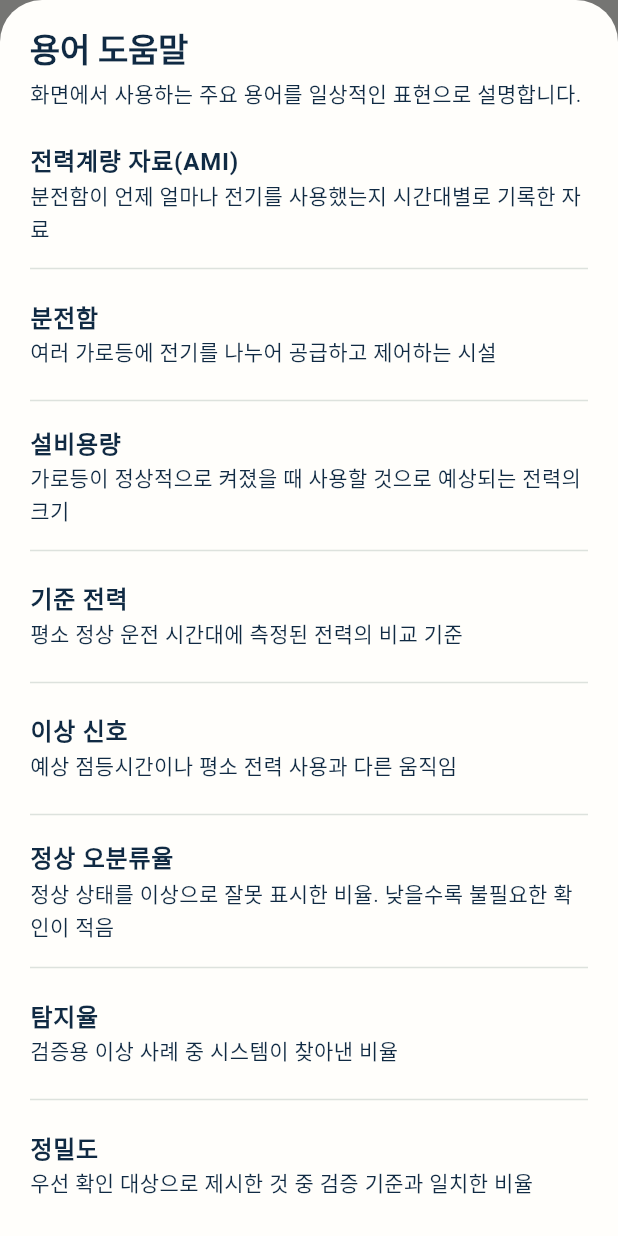
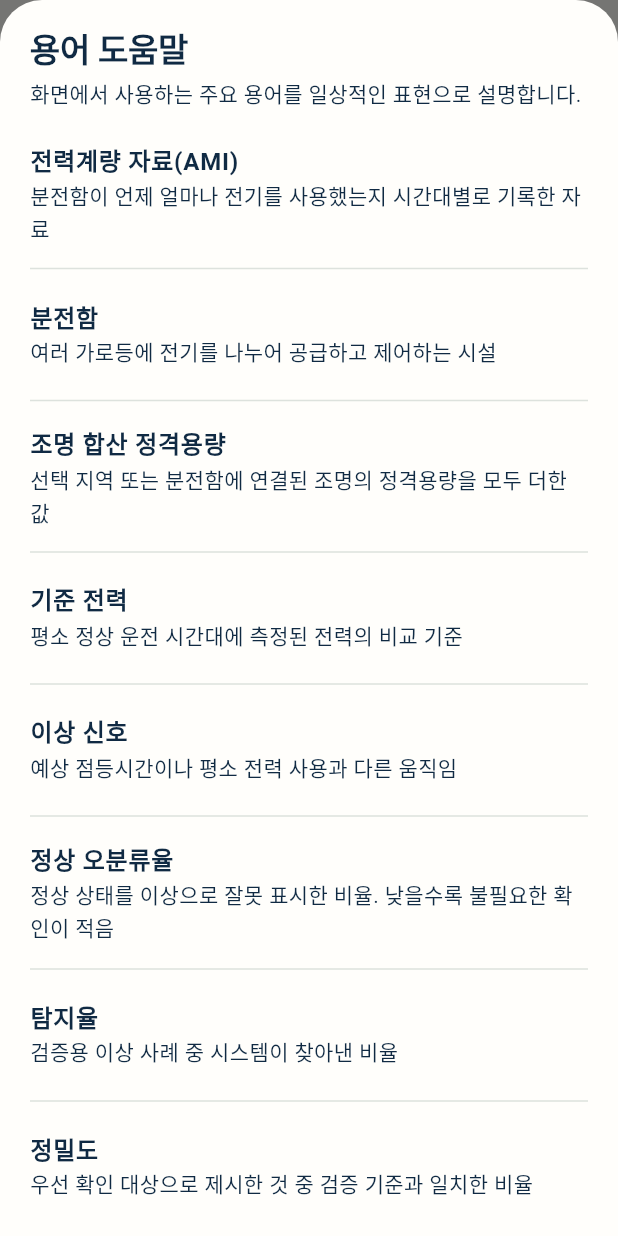
Before and after one commit to good5229/AMI_2026, a Flutter app: the AmiValidationScreen screen opened by its route, scrolled down 1728 dp, after a tap on the "help outline" icon, on a phone screen of 412 x 824 dp. Run offline on Flutter 3.47's test engine with Material 3 defaults, Android fonts, the phone set to English and light mode, and no system bars; our stand-ins replace flutter_map, flutter_riverpod, go_router, latlong2; missing offline and left inert: dart:html; Roboto replaces fonts that are missing (Noto Sans KR).

Commit message:
refactor: clarify operational terminology

```diff
--- a/lightguard_app/lib/core/presentation/operational_copy.dart
+++ b/lightguard_app/lib/core/presentation/operational_copy.dart
@@ -1,11 +1,11 @@
 import '../../data/models/lightguard_models.dart';
 
 String operationalStatusLabel(InspectionStatus status) => switch (status) {
-      InspectionStatus.normal => '정상 범위',
-      InspectionStatus.observe => '추적 관찰',
-      InspectionStatus.inspectionRecommended => '현장 확인 권고',
-      InspectionStatus.priorityInspection => '우선 확인 필요',
-      InspectionStatus.dataCheckRequired => '데이터 품질 확인 필요',
+      InspectionStatus.normal => '특이 신호 없음',
+      InspectionStatus.observe => '추적 관찰 대상',
+      InspectionStatus.inspectionRecommended => '현장점검 검토 대상',
+      InspectionStatus.priorityInspection => '우선 확인 대상',
+      InspectionStatus.dataCheckRequired => '자료 상태 확인 필요',
     };
 
 String operationalSignalTitle(DetectedSignal? signal) {
--- a/lightguard_app/lib/core/widgets/app_scaffold.dart
+++ b/lightguard_app/lib/core/widgets/app_scaffold.dart
@@ -210,14 +210,16 @@ class _GlossarySheet extends StatelessWidget {
   static const terms = <(String, String)>[
     ('전력계량 자료(AMI)', '분전함이 언제 얼마나 전기를 사용했는지 시간대별로 기록한 자료'),
     ('분전함', '여러 가로등에 전기를 나누어 공급하고 제어하는 시설'),
-    ('설비용량', '가로등이 정상적으로 켜졌을 때 사용할 것으로 예상되는 전력의 크기'),
+    ('조명 합산 정격용량', '선택 지역 또는 분전함에 연결된 조명의 정격용량을 모두 더한 값'),
     ('기준 전력', '평소 정상 운전 시간대에 측정된 전력의 비교 기준'),
     ('이상 신호', '예상 점등시간이나 평소 전력 사용과 다른 움직임'),
     ('정상 오분류율', '정상 상태를 이상으로 잘못 표시한 비율. 낮을수록 불필요한 확인이 적음'),
     ('탐지율', '검증용 이상 사례 중 시스템이 찾아낸 비율'),
     ('정밀도', '우선 확인 대상으로 제시한 것 중 검증 기준과 일치한 비율'),
     ('검증용 모의 신호', '실제 고장자료가 없을 때 판정 동작을 시험하려고 의도적으로 만든 전력 변화'),
-    ('현장 확인 필요', '고장 확정이 아니라 담당자가 원격 또는 현장에서 확인해야 하는 후보'),
+    ('우선 확인 대상', '운전 기준과 다른 신호가 뚜렷해 담당자가 먼저 원격 확인할 분전함'),
+    ('현장점검 검토 대상', '원격 확인 결과에 따라 현장점검 여부를 결정할 분전함'),
+    ('추적 관찰 대상', '즉시 출동보다 다음 운전 주기의 신호 변화를 계속 살펴볼 분전함'),
   ];
 
   @override
--- a/lightguard_app/lib/features/ami_validation/ami_validation_screen.dart
+++ b/lightguard_app/lib/features/ami_validation/ami_validation_screen.dart
@@ -6,7 +6,7 @@ import '../../data/repositories/lightguard_repository.dart';
 
 class AmiValidationScreen extends ConsumerWidget {
   const AmiValidationScreen({super.key});
-  static const disclaimer = '가명 처리된 실제 전력계량 자료에서 찾은 확인 후보입니다. 실제 고장 여부는 정비 이력 또는 현장 확인이 필요합니다.';
+  static const disclaimer = '이 화면은 지역 선택과 별도로 제공된 가명 전력계량 자료의 이상 신호를 보여줍니다. 실제 고장 여부는 정비 이력 또는 현장 확인으로 확정해야 합니다.';
 
   @override
   Widget build(BuildContext context, WidgetRef ref) {
@@ -18,7 +18,7 @@ class AmiValidationScreen extends ConsumerWidget {
         final featured = events.where(_isFeatured).toList(growable: false);
         final excessKwh = events.fold<double>(0, (sum, event) => sum + event.estimatedExcessKwh);
         return LightguardShell(
-          title: '전력계량 이상 신호 분석',
+          title: '전력계량 이상 신호 근거',
           child: ListView(
             padding: const EdgeInsets.all(12),
             children: [
@@ -29,17 +29,17 @@ class AmiValidationScreen extends ConsumerWidget {
                   child: Column(crossAxisAlignment: CrossAxisAlignment.start, children: [
                     const Wrap(spacing: 8, runSpacing: 8, children: [
                       StatusBadge(type: BadgeType.realAmi, label: '가명 처리 전력계량 자료'),
-                      StatusBadge(type: BadgeType.validation, label: '현장 미확인 점검 후보'),
+                      StatusBadge(type: BadgeType.validation, label: '고장 여부 미확인 이상 신호'),
                     ]),
                     const SizedBox(height: 12),
-                    Text('확인 후보 ${events.length}건', style: Theme.of(context).textTheme.titleLarge),
+                    Text('현장 확인 전 이상 신호 ${events.length}건', style: Theme.of(context).textTheme.titleLarge),
                     const SizedBox(height: 6),
-                    Text('추정 초과 사용량 합계 ${excessKwh.toStringAsFixed(3)} kWh'),
+                    Text('정상 비교값 대비 추정 초과 전력사용량 합계 ${excessKwh.toStringAsFixed(3)} kWh'),
                   ]),
                 ),
               ),
               const SizedBox(height: 12),
-              Text('대표 분석 사례', style: Theme.of(context).textTheme.titleLarge),
+              Text('대표 이상 신호 비교', style: Theme.of(context).textTheme.titleLarge),
               const SizedBox(height: 4),
               const Text('정상 시간대와 실제 관측값의 차이를 비교합니다.'),
               const SizedBox(height: 10),
@@ -48,7 +48,7 @@ class AmiValidationScreen extends ConsumerWidget {
                 return Wrap(spacing: 12, runSpacing: 12, children: [for (final event in featured) SizedBox(width: width, child: _CaseCard(event: event))]);
               }),
               const SizedBox(height: 20),
-              Text('전체 확인 후보 ${events.length}건', style: Theme.of(context).textTheme.titleLarge),
+              Text('전체 이상 신호 ${events.length}건', style: Theme.of(context).textTheme.titleLarge),
               const SizedBox(height: 8),
               for (final event in events) _EventCard(event: event),
               const SizedBox(height: 8),
@@ -87,11 +87,11 @@ class _CaseCard extends StatelessWidget {
           _bar('실제 관측 최대값', event.peakCurrentA, event.peakCurrentA, true),
           _bar('점등 시간대 정상 비교값', event.onBaselineA, event.peakCurrentA, false),
           const Divider(height: 24),
-          _kv('최대 활성 비율', '${(event.maxActivation * 100).toStringAsFixed(1)}%'),
-          _kv('활성 전류선', _phaseLabel(event.activePhases)),
-          _kv('추정 초과 사용량', '${event.estimatedExcessKwh.toStringAsFixed(3)} kWh'),
-          _kv('신호 형태 일치 수준', _confidenceLabel(event.patternConfidence)),
-          _kv('현장 판정 상태', '현장 미확인 점검 후보'),
+          _kv('탐지 기준 대비 최대 신호 비율', '${(event.maxActivation * 100).toStringAsFixed(1)}%'),
+          _kv('신호가 확인된 전류선', _phaseLabel(event.activePhases)),
+          _kv('정상 대비 추정 초과 전력사용량', '${event.estimatedExcessKwh.toStringAsFixed(3)} kWh'),
+          _kv('이상 신호 형태 일치 수준', _confidenceLabel(event.patternConfidence)),
+          _kv('고장 확인 여부', '현장 확인 전'),
         ]),
       ),
     );
@@ -106,14 +106,14 @@ class _EventCard extends StatelessWidget {
     child: ExpansionTile(
       leading: const Icon(Icons.bolt_outlined),
       title: Text('${event.meterId} · ${_eventLabel(event.eventType)}'),
-      subtitle: Text('${event.firstSample} · ${event.durationMin}분 · ${(event.maxActivation * 100).toStringAsFixed(1)}%'),
+      subtitle: Text('${event.firstSample} · 지속 ${event.durationMin}분 · 최대 신호 ${(event.maxActivation * 100).toStringAsFixed(1)}%'),
       childrenPadding: const EdgeInsets.fromLTRB(16, 0, 16, 16),
       expandedCrossAxisAlignment: CrossAxisAlignment.start,
       children: [
-        _kv('활성 전류선', _phaseLabel(event.activePhases)),
-        _kv('추정 초과 사용량', '${event.estimatedExcessKwh.toStringAsFixed(3)} kWh'),
-        _kv('신호 형태 일치 수준', _confidenceLabel(event.patternConfidence)),
-        _kv('현장 판정 상태', '현장 미확인 점검 후보'),
+        _kv('신호가 확인된 전류선', _phaseLabel(event.activePhases)),
+        _kv('정상 대비 추정 초과 전력사용량', '${event.estimatedExcessKwh.toStringAsFixed(3)} kWh'),
+        _kv('이상 신호 형태 일치 수준', _confidenceLabel(event.patternConfidence)),
+        _kv('고장 확인 여부', '현장 확인 전'),
       ],
     ),
   );
--- a/lightguard_app/lib/features/cabinet_detail/cabinet_detail_screen.dart
+++ b/lightguard_app/lib/features/cabinet_detail/cabinet_detail_screen.dart
@@ -46,8 +46,8 @@ class CabinetDetailScreen extends ConsumerWidget {
                   '자산 정보',
                   [
                     _kv('연결 가로등 수', '${cabinet.assetInfo.fixtureCount}개'),
-                    _kv('램프 정격', _fixtureLampType(cabinet)),
-                    _kv('총 정격용량',
+                    _kv('연결 조명 규격', _fixtureLampType(cabinet)),
+                    _kv('연결 조명 합산 정격용량',
                         '${cabinet.expectedLoad.ratedPowerW.toStringAsFixed(1)} W'),
                     _kv('설치 위치', _displayLocation(cabinet)),
                     if (cabinet.assetInfo.latitude != null &&
@@ -68,7 +68,7 @@ class CabinetDetailScreen extends ConsumerWidget {
                   ],
                   keySuffix: 'cabinet-section-summary-a'),
               const SizedBox(height: 8),
-              _section('예상 운전 기준', [
+              _section('예상 점등·소등 기준', [
                 _kv('일출', cabinet.expectedSchedule.sunrise),
                 _kv('일몰', cabinet.expectedSchedule.sunset),
                 _kv('시민박명 시작', cabinet.expectedSchedule.civilTwilightStart),
@@ -98,7 +98,7 @@ class CabinetDetailScreen extends ConsumerWidget {
               ]),
               const SizedBox(height: 8),
               _section(
-                '관측 신호 요약',
+                '전력 사용 이상 신호 요약',
                 [
                   const Text(
                     '관측 구간에서 확인된 전력 사용 신호의 최대 수준이며 15분 단위 원본 측정값 전체를 뜻하지는 않습니다.',
@@ -117,21 +117,21 @@ class CabinetDetailScreen extends ConsumerWidget {
                       borderRadius: BorderRadius.circular(8),
                     ),
                     const SizedBox(height: 8),
-                    Text('최대 신호 수준 · ${operationalSignalLevel(signal)}'),
+                    Text('탐지 기준 대비 최대 신호 수준 · ${operationalSignalLevel(signal)}'),
                     const SizedBox(height: 10),
                     const _ActivationLegend(),
                   ],
                   _kv(
-                      '관측 항목',
+                      '확인된 이상 신호',
                       signal == null
-                          ? '우선 확인이 필요한 지속 신호 없음'
+                          ? '지속적으로 확인된 이상 신호 없음'
                           : operationalSignalTitle(signal)),
                 ],
                 keySuffix: 'cabinet-section-summary-c',
               ),
               const SizedBox(height: 8),
               _section(
-                '우선 확인 사유',
+                '점검 우선순위 선정 사유',
                 [
                   _kv('관측 내용', operationalPriorityReason(cabinet)),
                   _kv('적용 판정 기준', operationalCriteria(cabinet)),
@@ -244,13 +244,13 @@ class _ActivationLegend extends StatelessWidget {
         children: [
           _LegendItem(
             color: Color(0xFF0F766E),
-            label: '관측 신호 수준',
+            label: '탐지 기준 대비 신호 수준',
             detail: '탐지 기준 대비 확인된 최대 비율',
           ),
           _LegendItem(
             color: Color(0xFFDDE7E4),
-            label: '기준 잔여 구간',
-            detail: '전체 탐지 기준에서 남은 비율',
+            label: '탐지 기준까지 남은 구간',
+            detail: '전체 탐지 기준에서 아직 충족되지 않은 비율',
           ),
         ],
       );
--- a/lightguard_app/lib/features/dashboard/dashboard_screen.dart
+++ b/lightguard_app/lib/features/dashboard/dashboard_screen.dart
@@ -21,13 +21,13 @@ class DashboardScreen extends ConsumerWidget {
         final region = ref.watch(selectedRegionProvider);
         final isCompact = MediaQuery.sizeOf(context).width < 600;
         final cards = <Widget>[
-          _MetricCard('우선 확인 필요', '${data.countByStatus(InspectionStatus.priorityInspection)}', Icons.error_outline),
-          _MetricCard('현장 확인 권고', '${data.countByStatus(InspectionStatus.inspectionRecommended)}', Icons.warning_amber_rounded),
-          _MetricCard('추적 관찰', '${data.countByStatus(InspectionStatus.observe)}', Icons.remove_red_eye_outlined),
-          _MetricCard('정상 범위', '${data.countByStatus(InspectionStatus.normal)}', Icons.check_circle_outline),
-          _MetricCard('총 분전함', '${data.objects.length}개', Icons.electrical_services),
-          _MetricCard('총 가로등 수', '${data.totalLampCount}개', Icons.lightbulb_outline),
-          _MetricCard('총 정격용량', '${data.totalRatedLoadKw.toStringAsFixed(1)} kW', Icons.bolt),
+          _MetricCard('${region.label} 우선 확인 분전함', '${data.countByStatus(InspectionStatus.priorityInspection)}개', Icons.error_outline),
+          _MetricCard('${region.label} 현장점검 검토 분전함', '${data.countByStatus(InspectionStatus.inspectionRecommended)}개', Icons.warning_amber_rounded),
+          _MetricCard('${region.label} 추적 관찰 분전함', '${data.countByStatus(InspectionStatus.observe)}개', Icons.remove_red_eye_outlined),
+          _MetricCard('${region.label} 특이 신호 없는 분전함', '${data.countByStatus(InspectionStatus.normal)}개', Icons.check_circle_outline),
+          _MetricCard('${region.label} 등록 분전함 수', '${data.objects.length}개', Icons.electrical_services),
+          _MetricCard('${region.label} 연결 가로등 수', '${data.totalLampCount}개', Icons.lightbulb_outline),
+          _MetricCard('${region.label} 조명 합산 정격용량', '${data.totalRatedLoadKw.toStringAsFixed(1)} kW', Icons.bolt),
         ];
         return LightguardShell(
           title: 'LightGuard · 운영 현황',
@@ -53,7 +53,7 @@ class DashboardScreen extends ConsumerWidget {
                 const SizedBox(height: 18),
                 Padding(
                   padding: const EdgeInsets.symmetric(horizontal: 4),
-                  child: Text('자산 및 점검 현황', style: Theme.of(context).textTheme.titleLarge),
+                  child: Text('${region.label} 자산 및 점검 현황', style: Theme.of(context).textTheme.titleLarge),
                 ),
                 const SizedBox(height: 8),
                 Wrap(spacing: 12, runSpacing: 12, children: cards),
@@ -93,9 +93,9 @@ class _DashboardHero extends StatelessWidget {
               Text(region.label, style: const TextStyle(color: Colors.white, fontWeight: FontWeight.w800)),
             ]),
             const SizedBox(height: 18),
-            Text('오늘 우선 확인이 필요한 분전함 $priorityCount건', style: Theme.of(context).textTheme.headlineSmall?.copyWith(color: Colors.white, fontWeight: FontWeight.w900, height: 1.18)),
+            Text('오늘 ${region.label} 우선 확인 분전함 $priorityCount개', style: Theme.of(context).textTheme.headlineSmall?.copyWith(color: Colors.white, fontWeight: FontWeight.w900, height: 1.18)),
             const SizedBox(height: 8),
-            Text('현장 확인 권고 $recommendedCount건을 포함해 출동 전 확인 대상을 선별합니다.', style: const TextStyle(color: Color(0xFFD8E7E5), height: 1.5)),
+            Text('현장점검 검토 대상 $recommendedCount개를 포함해 출동 전 확인할 분전함을 보여줍니다.', style: const TextStyle(color: Color(0xFFD8E7E5), height: 1.5)),
             const SizedBox(height: 18),
             Wrap(spacing: 10, runSpacing: 10, children: [
               FilledButton.icon(onPressed: onInspect, style: FilledButton.styleFrom(backgroundColor: const Color(0xFFF7C948), foregroundColor: AppTheme.ink), icon: const Icon(Icons.fact_check_outlined, size: 19), label: const Text('확인 대상 보기')),
@@ -120,8 +120,8 @@ class _MetricCard extends StatelessWidget {
   Widget build(BuildContext context) {
     final viewportWidth = MediaQuery.sizeOf(context).width;
     final width = viewportWidth < 600 ? (viewportWidth - 36) / 2 : 210.0;
-    final critical = title == '우선 확인 필요';
-    final caution = title == '현장 확인 권고';
+    final critical = title.contains('우선 확인');
+    final caution = title.contains('현장점검 검토');
     final accent = critical ? const Color(0xFFB42318) : caution ? const Color(0xFFD97706) : AppTheme.ink;
     final background = critical ? const Color(0xFFFFF1F0) : caution ? const Color(0xFFFFF7E6) : AppTheme.paper;
     return SizedBox(
--- a/lightguard_app/lib/features/inspections/inspection_list_screen.dart
+++ b/lightguard_app/lib/features/inspections/inspection_list_screen.dart
@@ -63,7 +63,7 @@ class _InspectionListScreenState extends ConsumerState<InspectionListScreen> {
         final rows = _filterRows(data.objects, activeFilter, targetCabinetIds);
 
         return LightguardShell(
-          title: '확인 대상 및 판정 사유',
+          title: '점검 대상 분전함과 선정 사유',
           actions: [
             Padding(
               padding: const EdgeInsets.only(right: 8),
@@ -96,7 +96,7 @@ class _InspectionListScreenState extends ConsumerState<InspectionListScreen> {
                     key: const Key('inspection-region-summary'),
                     title: Text(region.label),
                     subtitle: Text(region.regionalFilterHint),
-                    trailing: Text('총 ${data.objects.length}개'),
+                    trailing: Text('등록 분전함 ${data.objects.length}개'),
                   ),
                 );
               }
@@ -310,12 +310,12 @@ class _InspectionListScreenState extends ConsumerState<InspectionListScreen> {
 
   String _filterLabel(_InspectionFilter filter) {
     return switch (filter) {
-      _InspectionFilter.all => '전체',
-      _InspectionFilter.targeted => '연계 자료 있음',
-      _InspectionFilter.priority => '우선 확인 필요',
-      _InspectionFilter.recommended => '현장 확인 권고',
-      _InspectionFilter.observe => '추적 관찰',
-      _InspectionFilter.normal => '정상 범위',
+      _InspectionFilter.all => '전체 분전함',
+      _InspectionFilter.targeted => '추가 연계자료가 있는 분전함',
+      _InspectionFilter.priority => '우선 확인 대상',
+      _InspectionFilter.recommended => '현장점검 검토 대상',
+      _InspectionFilter.observe => '추적 관찰 대상',
+      _InspectionFilter.normal => '특이 신호 없음',
       _InspectionFilter.scenario => '검증용 모의 신호',
       _InspectionFilter.municipalAsset => '지자체 공공자산 정보',
     };
--- a/lightguard_app/lib/features/map/map_screen.dart
+++ b/lightguard_app/lib/features/map/map_screen.dart
@@ -281,15 +281,15 @@ class _MapScreenState extends ConsumerState<MapScreen> {
                       children: [
                         StatusBadge(
                             type: BadgeType.inspect,
-                            label: '우선 확인 $priorityCount'),
+                            label: '우선 확인 분전함 $priorityCount개'),
                         StatusBadge(
                             type: BadgeType.scenario,
-                            label: '현장 확인 권고 $recommendCount'),
+                            label: '현장점검 검토 분전함 $recommendCount개'),
                         StatusBadge(
                             type: BadgeType.validation,
-                            label: '관찰 $observeCount'),
+                            label: '추적 관찰 분전함 $observeCount개'),
                         StatusBadge(
-                            type: BadgeType.normal, label: '정상 $normalCount'),
+                            type: BadgeType.normal, label: '특이 신호 없는 분전함 $normalCount개'),
                         if (supportsScenario && scenarioCount > 0)
                           StatusBadge(
                               type: BadgeType.scenario,
@@ -495,10 +495,10 @@ class _CabinetMapInfoCard extends StatelessWidget {
                 runSpacing: 8,
                 children: [
                   _MapInfoPill(
-                      label: '연결 가로등',
+                      label: '연결 가로등 수',
                       value: '${cabinet.assetInfo.fixtureCount}개'),
                   _MapInfoPill(
-                    label: '정격부하',
+                    label: '분전함 조명 합산 정격용량',
                     value:
                         '${cabinet.expectedLoad.expectedRatedLoadKw.toStringAsFixed(2)} kW',
                   ),
```
Also changed, not shown: 1 other file.
